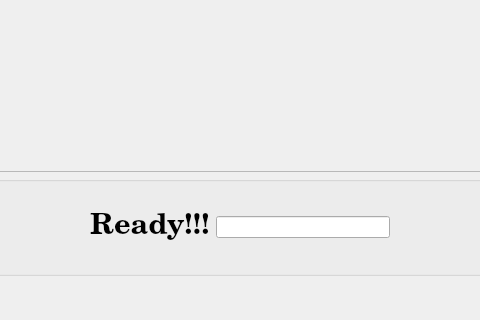
Before: the Qt Designer form mainwindow.ui in nphelpsiv/Education-App, drawn with Qt 5; both pictures show x 165 to 645 and y 360 to 680 of the 850 by 680 pixel window.
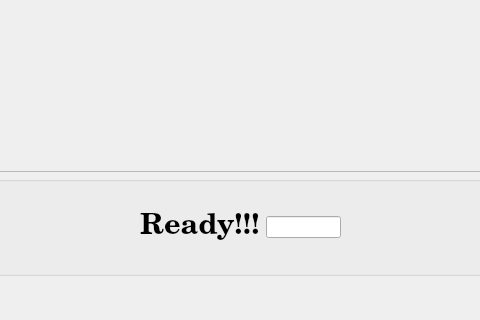
After: the same form once the commit is applied. The open tabs and pages were chosen to show the change. Icons and pictures are not drawn.

Diff of the .ui file:
```diff
--- a/mainwindow.ui
+++ b/mainwindow.ui
@@ -2002,6 +2002,12 @@
             <layout class="QGridLayout" name="gridLayout_10">
              <item row="0" column="3">
               <widget class="QLineEdit" name="answerLineEdit">
+               <property name="maximumSize">
+                <size>
+                 <width>75</width>
+                 <height>16777215</height>
+                </size>
+               </property>
                <property name="focusPolicy">
                 <enum>Qt::NoFocus</enum>
                </property>
```
Left out of the diff: 2 changed lines with no effect on the pictures.
